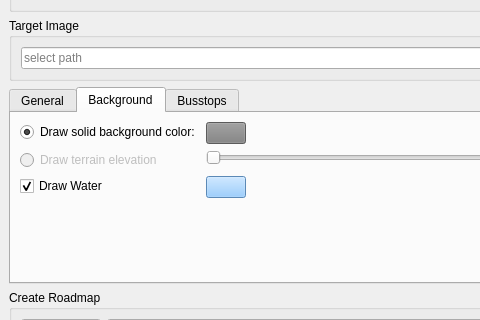
The window that mainwindow.ui (ma7t3/OmsiRoadmapTool) describes before a commit, drawn with Qt 5; both pictures show x 0 to 480 and y 148 to 468 of the 618 by 735 pixel window.
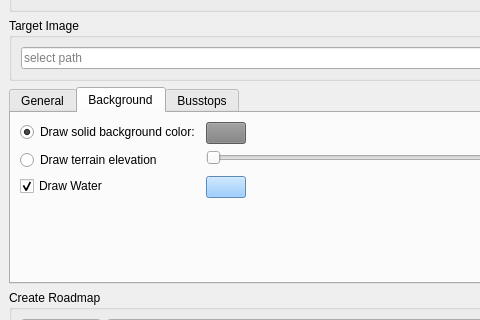
The same window after the commit. The open tabs and pages were chosen to show the change.

Patch:
```diff
--- a/mainwindow.ui
+++ b/mainwindow.ui
@@ -293,9 +293,6 @@
         </item>
         <item row="1" column="0">
          <widget class="QRadioButton" name="rbTerrainHeight">
-          <property name="enabled">
-           <bool>false</bool>
-          </property>
           <property name="text">
            <string>Draw terrain elevation</string>
           </property>
```
Left out of the diff: 21 changed lines with no effect on the pictures.
